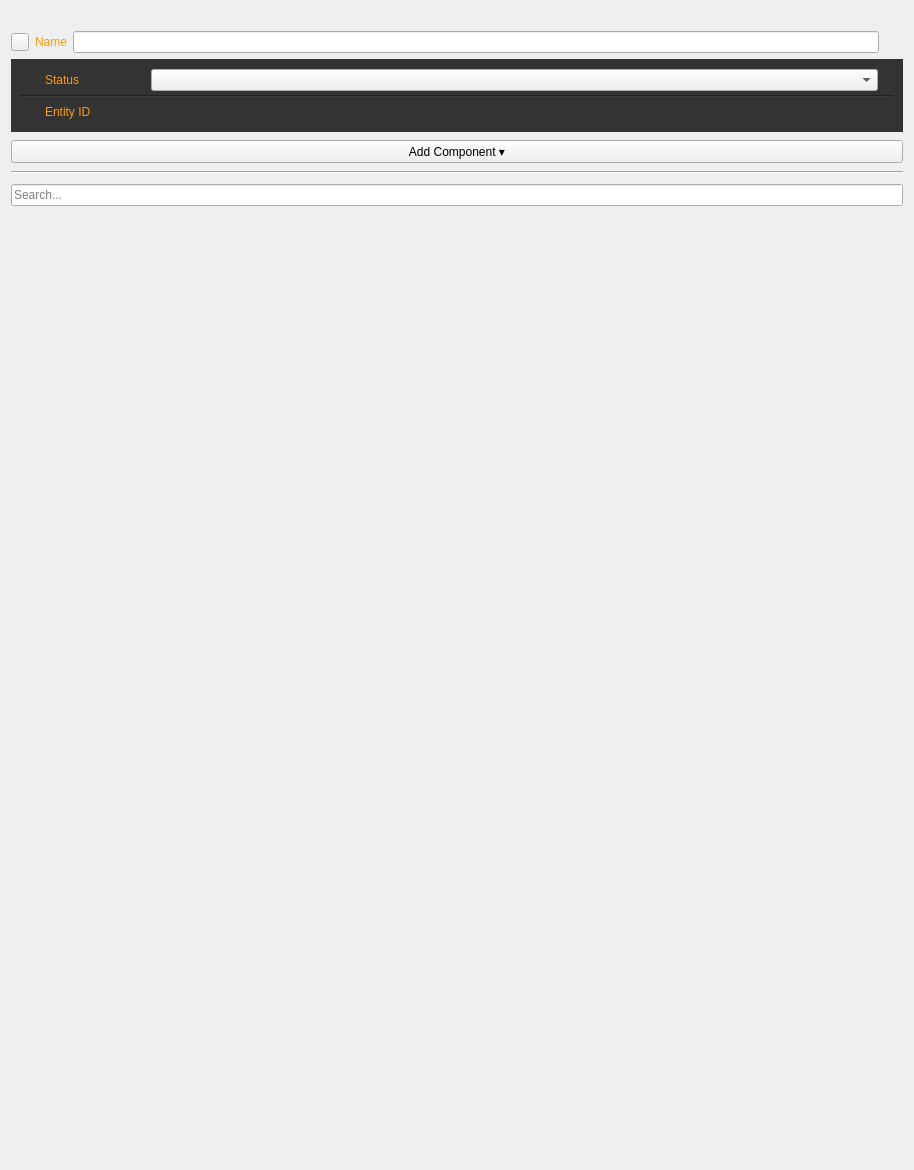
Above: Code/Framework/AzToolsFramework/AzToolsFramework/UI/PropertyEditor/EntityPropertyEditor.ui from o3de/o3de before the change. Below: the same form after it.
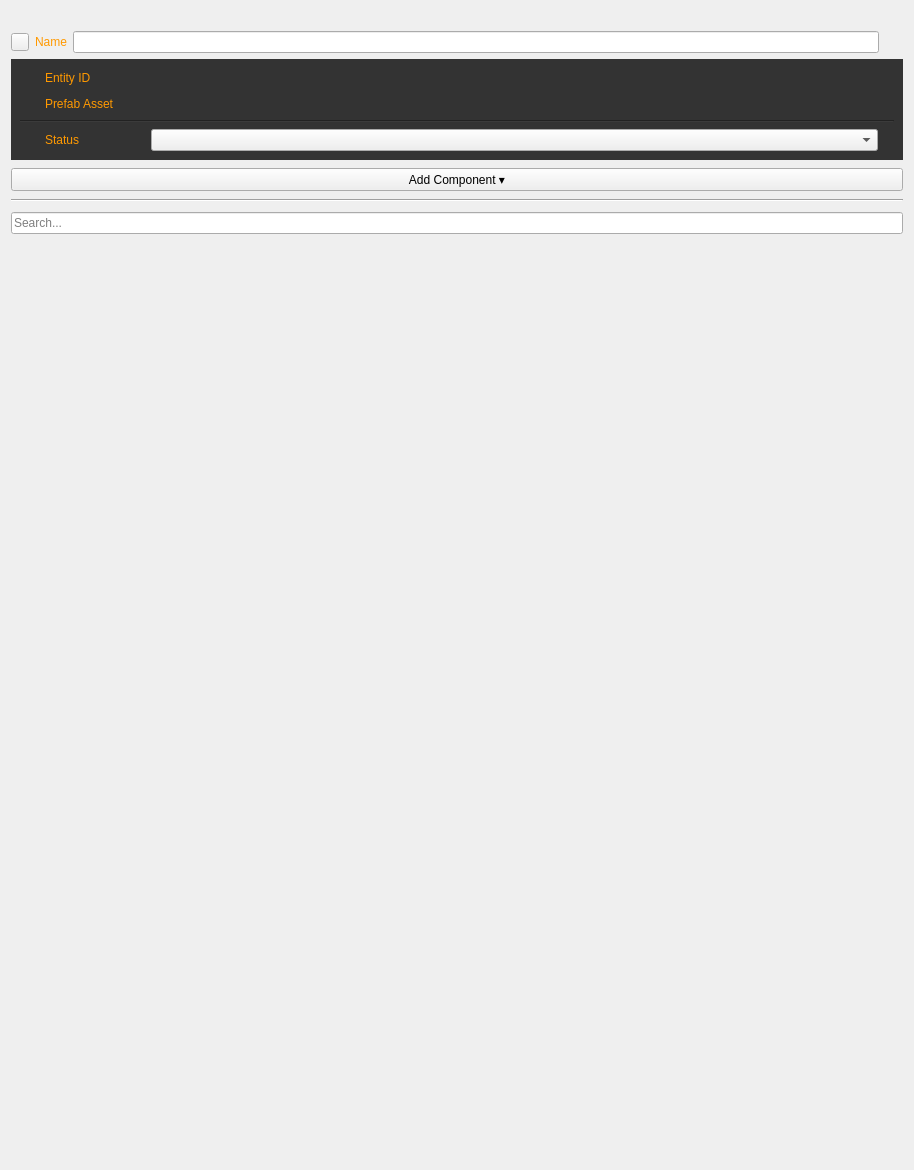
That is the form after the change. Icons and pictures are not drawn. Custom widgets are drawn as their Qt base class.

Commit message:
Prefabs themselves can be set as Editor Only.
Also fixes the UI for Editor Only mode, adds tooltip, and
makes it so you cannot add components to the prefab container
(it was previously supposed to be forbidden but you could
still accidentally add them with copy and paste/right click menu),

What changed in the file:
```diff
--- a/Code/Framework/AzToolsFramework/AzToolsFramework/UI/PropertyEditor/EntityPropertyEditor.ui
+++ b/Code/Framework/AzToolsFramework/AzToolsFramework/UI/PropertyEditor/EntityPropertyEditor.ui
@@ -194,21 +194,763 @@
       <string notr="true">QWidget#m_darkBox { background-color:rgb(51, 51, 51) }</string>
      </property>
      <layout class="QVBoxLayout" name="verticalLayout_4">
-      <property name="spacing">
-       <number>4</number>
-      </property>
+        <item>
+         <widget class="QWidget" name="m_entityIdWidget" native="true">
+          <property name="sizePolicy">
+           <sizepolicy hsizetype="Preferred" vsizetype="Preferred">
+            <horstretch>0</horstretch>
+            <verstretch>0</verstretch>
+           </sizepolicy>
+          </property>
+          <property name="minimumSize">
+           <size>
+            <width>0</width>
+            <height>0</height>
+           </size>
+          </property>
+          <layout class="QHBoxLayout" name="horizontalLayout_5">
       <property name="leftMargin">
-       <number>9</number>
+            <number>0</number>
       </property>
       <property name="topMargin">
-       <number>10</number>
+            <number>0</number>
       </property>
       <property name="rightMargin">
-       <number>9</number>
+            <number>0</number>
       </property>
       <property name="bottomMargin">
-       <number>10</number>
-      </property>
+            <number>0</number>
+           </property>
+           <item>
+            <spacer name="entityIdSpacer">
+             <property name="orientation">
+              <enum>Qt::Horizontal</enum>
+             </property>
+             <property name="sizeType">
+              <enum>QSizePolicy::Fixed</enum>
+             </property>
+             <property name="sizeHint" stdset="0">
+              <size>
+               <width>25</width>
+               <height>20</height>
+              </size>
+             </property>
+            </spacer>
+           </item>
+           <item>
+            <widget class="QLabel" name="m_entityIdLabel">
+             <property name="sizePolicy">
+              <sizepolicy hsizetype="Fixed" vsizetype="Preferred">
+               <horstretch>0</horstretch>
+               <verstretch>0</verstretch>
+              </sizepolicy>
+             </property>
+             <property name="minimumSize">
+              <size>
+               <width>100</width>
+               <height>0</height>
+              </size>
+             </property>
+             <property name="maximumSize">
+              <size>
+               <width>16777215</width>
+               <height>16777215</height>
+              </size>
+             </property>
+             <property name="palette">
+              <palette>
+               <active>
+                <colorrole role="WindowText">
+                 <brush brushstyle="SolidPattern">
+                  <color alpha="255">
+                   <red>255</red>
+                   <green>153</green>
+                   <blue>0</blue>
+                  </color>
+                 </brush>
+                </colorrole>
+                <colorrole role="Button">
+                 <brush brushstyle="SolidPattern">
+                  <color alpha="255">
+                   <red>51</red>
+                   <green>51</green>
+                   <blue>51</blue>
+                  </color>
+                 </brush>
+                </colorrole>
+                <colorrole role="Base">
+                 <brush brushstyle="SolidPattern">
+                  <color alpha="255">
+                   <red>51</red>
+                   <green>51</green>
+                   <blue>51</blue>
+                  </color>
+                 </brush>
+                </colorrole>
+                <colorrole role="Window">
+                 <brush brushstyle="SolidPattern">
+                  <color alpha="255">
+                   <red>51</red>
+                   <green>51</green>
+                   <blue>51</blue>
+                  </color>
+                 </brush>
+                </colorrole>
+               </active>
+               <inactive>
+                <colorrole role="WindowText">
+                 <brush brushstyle="SolidPattern">
+                  <color alpha="255">
+                   <red>255</red>
+                   <green>153</green>
+                   <blue>0</blue>
+                  </color>
+                 </brush>
+                </colorrole>
+                <colorrole role="Button">
+                 <brush brushstyle="SolidPattern">
+                  <color alpha="255">
+                   <red>51</red>
+                   <green>51</green>
+                   <blue>51</blue>
+                  </color>
+                 </brush>
+                </colorrole>
+                <colorrole role="Base">
+                 <brush brushstyle="SolidPattern">
+                  <color alpha="255">
+                   <red>51</red>
+                   <green>51</green>
+                   <blue>51</blue>
+                  </color>
+                 </brush>
+                </colorrole>
+                <colorrole role="Window">
+                 <brush brushstyle="SolidPattern">
+                  <color alpha="255">
+                   <red>51</red>
+                   <green>51</green>
+                   <blue>51</blue>
+                  </color>
+                 </brush>
+                </colorrole>
+               </inactive>
+               <disabled>
+                <colorrole role="WindowText">
+                 <brush brushstyle="SolidPattern">
+                  <color alpha="255">
+                   <red>120</red>
+                   <green>120</green>
+                   <blue>120</blue>
+                  </color>
+                 </brush>
+                </colorrole>
+                <colorrole role="Button">
+                 <brush brushstyle="SolidPattern">
+                  <color alpha="255">
+                   <red>51</red>
+                   <green>51</green>
+                   <blue>51</blue>
+                  </color>
+                 </brush>
+                </colorrole>
+                <colorrole role="Base">
+                 <brush brushstyle="SolidPattern">
+                  <color alpha="255">
+                   <red>51</red>
+                   <green>51</green>
+                   <blue>51</blue>
+                  </color>
+                 </brush>
+                </colorrole>
+                <colorrole role="Window">
+                 <brush brushstyle="SolidPattern">
+                  <color alpha="255">
+                   <red>51</red>
+                   <green>51</green>
+                   <blue>51</blue>
+                  </color>
+                 </brush>
+                </colorrole>
+               </disabled>
+              </palette>
+             </property>
+             <property name="toolTip">
+              <string>ID of entity selected.</string>
+             </property>
+             <property name="styleSheet">
+              <string notr="true">background-color:rgb(51, 51, 51)</string>
+             </property>
+             <property name="text">
+              <string>Entity ID</string>
+             </property>
+            </widget>
+           </item>
+           <item>
+            <widget class="QLabel" name="m_entityIdText">
+             <property name="sizePolicy">
+              <sizepolicy hsizetype="Preferred" vsizetype="Preferred">
+               <horstretch>1</horstretch>
+               <verstretch>0</verstretch>
+              </sizepolicy>
+             </property>
+             <property name="minimumSize">
+              <size>
+               <width>0</width>
+               <height>0</height>
+              </size>
+             </property>
+             <property name="maximumSize">
+              <size>
+               <width>16777215</width>
+               <height>16777215</height>
+              </size>
+             </property>
+             <property name="palette">
+              <palette>
+               <active>
+                <colorrole role="WindowText">
+                 <brush brushstyle="SolidPattern">
+                  <color alpha="255">
+                   <red>255</red>
+                   <green>153</green>
+                   <blue>0</blue>
+                  </color>
+                 </brush>
+                </colorrole>
+                <colorrole role="Button">
+                 <brush brushstyle="SolidPattern">
+                  <color alpha="255">
+                   <red>51</red>
+                   <green>51</green>
+                   <blue>51</blue>
+                  </color>
+                 </brush>
+                </colorrole>
+                <colorrole role="Base">
+                 <brush brushstyle="SolidPattern">
+                  <color alpha="255">
+                   <red>51</red>
+                   <green>51</green>
+                   <blue>51</blue>
+                  </color>
+                 </brush>
+                </colorrole>
+                <colorrole role="Window">
+                 <brush brushstyle="SolidPattern">
+                  <color alpha="255">
+                   <red>51</red>
+                   <green>51</green>
+                   <blue>51</blue>
+                  </color>
+                 </brush>
+                </colorrole>
+               </active>
+               <inactive>
+                <colorrole role="WindowText">
+                 <brush brushstyle="SolidPattern">
+                  <color alpha="255">
+                   <red>255</red>
+                   <green>153</green>
+                   <blue>0</blue>
+                  </color>
+                 </brush>
+                </colorrole>
+                <colorrole role="Button">
+                 <brush brushstyle="SolidPattern">
+                  <color alpha="255">
+                   <red>51</red>
+                   <green>51</green>
+                   <blue>51</blue>
+                  </color>
+                 </brush>
+                </colorrole>
+                <colorrole role="Base">
+                 <brush brushstyle="SolidPattern">
+                  <color alpha="255">
+                   <red>51</red>
+                   <green>51</green>
+                   <blue>51</blue>
+                  </color>
+                 </brush>
+                </colorrole>
+                <colorrole role="Window">
+                 <brush brushstyle="SolidPattern">
+                  <color alpha="255">
+                   <red>51</red>
+                   <green>51</green>
+                   <blue>51</blue>
+                  </color>
+                 </brush>
+                </colorrole>
+               </inactive>
+               <disabled>
+                <colorrole role="WindowText">
+                 <brush brushstyle="SolidPattern">
+                  <color alpha="255">
+                   <red>120</red>
+                   <green>120</green>
+                   <blue>120</blue>
+                  </color>
+                 </brush>
+                </colorrole>
+                <colorrole role="Button">
+                 <brush brushstyle="SolidPattern">
+                  <color alpha="255">
+                   <red>51</red>
+                   <green>51</green>
+                   <blue>51</blue>
+                  </color>
+                 </brush>
+                </colorrole>
+                <colorrole role="Base">
+                 <brush brushstyle="SolidPattern">
+                  <color alpha="255">
+                   <red>51</red>
+                   <green>51</green>
+                   <blue>51</blue>
+                  </color>
+                 </brush>
+                </colorrole>
+                <colorrole role="Window">
+                 <brush brushstyle="SolidPattern">
+                  <color alpha="255">
+                   <red>51</red>
+                   <green>51</green>
+                   <blue>51</blue>
+                  </color>
+                 </brush>
+                </colorrole>
+               </disabled>
+              </palette>
+             </property>
+             <property name="cursor">
+              <cursorShape>IBeamCursor</cursorShape>
+             </property>
+             <property name="contextMenuPolicy">
+              <enum>Qt::DefaultContextMenu</enum>
+             </property>
+             <property name="toolTip">
+              <string/>
+             </property>
+             <property name="styleSheet">
+              <string notr="true">background-color:rgb(51, 51, 51)</string>
+             </property>
+             <property name="text">
+              <string/>
+             </property>
+             <property name="textInteractionFlags">
+              <set>Qt::TextSelectableByMouse</set>
+             </property>
+            </widget>
+           </item>
+           <item>
+            <spacer name="horizontalSpacer_9">
+             <property name="orientation">
+              <enum>Qt::Horizontal</enum>
+             </property>
+             <property name="sizeType">
+              <enum>QSizePolicy::Fixed</enum>
+             </property>
+             <property name="sizeHint" stdset="0">
+              <size>
+               <width>16</width>
+               <height>20</height>
+              </size>
+             </property>
+            </spacer>
+           </item>
+          </layout>
+         </widget>
+        </item>
+        <item>
+         <widget class="QWidget" name="m_prefabContainerWidget" native="true">
+          <property name="sizePolicy">
+           <sizepolicy hsizetype="Preferred" vsizetype="Preferred">
+            <horstretch>0</horstretch>
+            <verstretch>0</verstretch>
+           </sizepolicy>
+          </property>
+          <property name="minimumSize">
+           <size>
+            <width>0</width>
+            <height>0</height>
+           </size>
+          </property>
+          <layout class="QHBoxLayout" name="horizontalLayout_7">
+           <property name="leftMargin">
+            <number>0</number>
+           </property>
+           <property name="topMargin">
+            <number>0</number>
+           </property>
+           <property name="rightMargin">
+            <number>0</number>
+           </property>
+           <property name="bottomMargin">
+            <number>0</number>
+           </property>
+           <item>
+            <spacer name="entityIdSpacer_3">
+             <property name="orientation">
+              <enum>Qt::Horizontal</enum>
+             </property>
+             <property name="sizeType">
+              <enum>QSizePolicy::Fixed</enum>
+             </property>
+             <property name="sizeHint" stdset="0">
+              <size>
+               <width>25</width>
+               <height>20</height>
+              </size>
+             </property>
+            </spacer>
+           </item>
+           <item>
+            <widget class="QLabel" name="m_prefabContainerLabel">
+             <property name="sizePolicy">
+              <sizepolicy hsizetype="Fixed" vsizetype="Preferred">
+               <horstretch>0</horstretch>
+               <verstretch>0</verstretch>
+              </sizepolicy>
+             </property>
+             <property name="minimumSize">
+              <size>
+               <width>100</width>
+               <height>0</height>
+              </size>
+             </property>
+             <property name="maximumSize">
+              <size>
+               <width>16777215</width>
+               <height>16777215</height>
+              </size>
+             </property>
+             <property name="palette">
+              <palette>
+               <active>
+                <colorrole role="WindowText">
+                 <brush brushstyle="SolidPattern">
+                  <color alpha="255">
+                   <red>255</red>
+                   <green>153</green>
+                   <blue>0</blue>
+                  </color>
+                 </brush>
+                </colorrole>
+                <colorrole role="Button">
+                 <brush brushstyle="SolidPattern">
+                  <color alpha="255">
+                   <red>51</red>
+                   <green>51</green>
+                   <blue>51</blue>
+                  </color>
+                 </brush>
+                </colorrole>
+                <colorrole role="Base">
+                 <brush brushstyle="SolidPattern">
+                  <color alpha="255">
+                   <red>51</red>
+                   <green>51</green>
+                   <blue>51</blue>
+                  </color>
+                 </brush>
+                </colorrole>
+                <colorrole role="Window">
+                 <brush brushstyle="SolidPattern">
+                  <color alpha="255">
+                   <red>51</red>
+                   <green>51</green>
+                   <blue>51</blue>
+                  </color>
+                 </brush>
+                </colorrole>
+               </active>
+               <inactive>
+                <colorrole role="WindowText">
+                 <brush brushstyle="SolidPattern">
+                  <color alpha="255">
+                   <red>255</red>
+                   <green>153</green>
+                   <blue>0</blue>
+                  </color>
+                 </brush>
+                </colorrole>
+                <colorrole role="Button">
+                 <brush brushstyle="SolidPattern">
+                  <color alpha="255">
+                   <red>51</red>
+                   <green>51</green>
+                   <blue>51</blue>
+                  </color>
+                 </brush>
+                </colorrole>
+                <colorrole role="Base">
+                 <brush brushstyle="SolidPattern">
+                  <color alpha="255">
+                   <red>51</red>
+                   <green>51</green>
+                   <blue>51</blue>
+                  </color>
+                 </brush>
+                </colorrole>
+                <colorrole role="Window">
+                 <brush brushstyle="SolidPattern">
+                  <color alpha="255">
+                   <red>51</red>
+                   <green>51</green>
+                   <blue>51</blue>
+                  </color>
+                 </brush>
+                </colorrole>
+               </inactive>
+               <disabled>
+                <colorrole role="WindowText">
+                 <brush brushstyle="SolidPattern">
+                  <color alpha="255">
+                   <red>120</red>
+                   <green>120</green>
+                   <blue>120</blue>
+                  </color>
+                 </brush>
+                </colorrole>
+                <colorrole role="Button">
+                 <brush brushstyle="SolidPattern">
+                  <color alpha="255">
+                   <red>51</red>
+                   <green>51</green>
+                   <blue>51</blue>
+                  </color>
+                 </brush>
+                </colorrole>
+                <colorrole role="Base">
+                 <brush brushstyle="SolidPattern">
+                  <color alpha="255">
+                   <red>51</red>
+                   <green>51</green>
+                   <blue>51</blue>
+                  </color>
+                 </brush>
+                </colorrole>
+                <colorrole role="Window">
+                 <brush brushstyle="SolidPattern">
+                  <color alpha="255">
+                   <red>51</red>
+                   <green>51</green>
+                   <blue>51</blue>
+                  </color>
+                 </brush>
+                </colorrole>
+               </disabled>
+              </palette>
+             </property>
+             <property name="toolTip">
+              <string>Prefab Asset File Used for This Prefab</string>
+             </property>
+             <property name="styleSheet">
+              <string notr="true">background-color:rgb(51, 51, 51)</string>
+             </property>
+             <property name="text">
+              <string>Prefab Asset</string>
+             </property>
+            </widget>
+           </item>
+           <item>
+            <widget class="QLabel" name="m_prefabContainerText">
+             <property name="sizePolicy">
+              <sizepolicy hsizetype="Preferred" vsizetype="Preferred">
+               <horstretch>1</horstretch>
+               <verstretch>0</verstretch>
+              </sizepolicy>
+             </property>
+             <property name="minimumSize">
+              <size>
+               <width>0</width>
+               <height>0</height>
+              </size>
+             </property>
+             <property name="maximumSize">
+              <size>
+               <width>16777215</width>
+               <height>16777215</height>
+              </size>
+             </property>
+             <property name="palette">
+              <palette>
+               <active>
+                <colorrole role="WindowText">
+                 <brush brushstyle="SolidPattern">
+                  <color alpha="255">
+                   <red>255</red>
+                   <green>153</green>
+                   <blue>0</blue>
+                  </color>
+                 </brush>
+                </colorrole>
+                <colorrole role="Button">
+                 <brush brushstyle="SolidPattern">
+                  <color alpha="255">
+                   <red>51</red>
+                   <green>51</green>
+                   <blue>51</blue>
+                  </color>
+                 </brush>
+                </colorrole>
+                <colorrole role="Base">
+                 <brush brushstyle="SolidPattern">
+                  <color alpha="255">
+                   <red>51</red>
+                   <green>51</green>
+                   <blue>51</blue>
+                  </color>
+                 </brush>
+                </colorrole>
+                <colorrole role="Window">
+                 <brush brushstyle="SolidPattern">
+                  <color alpha="255">
+                   <red>51</red>
+                   <green>51</green>
+                   <blue>51</blue>
+                  </color>
+                 </brush>
+                </colorrole>
+               </active>
+               <inactive>
+                <colorrole role="WindowText">
+                 <brush brushstyle="SolidPattern">
+                  <color alpha="255">
+                   <red>255</red>
+                   <green>153</green>
+                   <blue>0</blue>
+                  </color>
+                 </brush>
+                </colorrole>
+                <colorrole role="Button">
+                 <brush brushstyle="SolidPattern">
+                  <color alpha="255">
+                   <red>51</red>
+                   <green>51</green>
+                   <blue>51</blue>
+                  </color>
+                 </brush>
+                </colorrole>
+                <colorrole role="Base">
+                 <brush brushstyle="SolidPattern">
+                  <color alpha="255">
+                   <red>51</red>
+                   <green>51</green>
+                   <blue>51</blue>
+                  </color>
+                 </brush>
+                </colorrole>
+                <colorrole role="Window">
+                 <brush brushstyle="SolidPattern">
+                  <color alpha="255">
+                   <red>51</red>
+                   <green>51</green>
+                   <blue>51</blue>
+                  </color>
+                 </brush>
+                </colorrole>
+               </inactive>
+               <disabled>
+                <colorrole role="WindowText">
+                 <brush brushstyle="SolidPattern">
+                  <color alpha="255">
+                   <red>120</red>
+                   <green>120</green>
+                   <blue>120</blue>
+                  </color>
+                 </brush>
+                </colorrole>
+                <colorrole role="Button">
+                 <brush brushstyle="SolidPattern">
+                  <color alpha="255">
+                   <red>51</red>
+                   <green>51</green>
+                   <blue>51</blue>
+                  </color>
+                 </brush>
+                </colorrole>
+                <colorrole role="Base">
+                 <brush brushstyle="SolidPattern">
+                  <color alpha="255">
+                   <red>51</red>
+                   <green>51</green>
+                   <blue>51</blue>
+                  </color>
+                 </brush>
+                </colorrole>
+                <colorrole role="Window">
+                 <brush brushstyle="SolidPattern">
+                  <color alpha="255">
+                   <red>51</red>
+                   <green>51</green>
+                   <blue>51</blue>
+                  </color>
+                 </brush>
+                </colorrole>
+               </disabled>
+              </palette>
+             </property>
+             <property name="cursor">
+              <cursorShape>IBeamCursor</cursorShape>
+             </property>
+             <property name="contextMenuPolicy">
+              <enum>Qt::DefaultContextMenu</enum>
+             </property>
+             <property name="toolTip">
+              <string/>
+             </property>
+             <property name="styleSheet">
+              <string notr="true">background-color:rgb(51, 51, 51)</string>
+             </property>
+             <property name="text">
+              <string/>
+             </property>
+             <property name="textInteractionFlags">
+              <set>Qt::TextSelectableByMouse</set>
+             </property>
+            </widget>
+           </item>
+           <item>
+            <spacer name="horizontalSpacer_11">
+             <property name="orientation">
+              <enum>Qt::Horizontal</enum>
+             </property>
+             <property name="sizeType">
+              <enum>QSizePolicy::Fixed</enum>
+             </property>
+             <property name="sizeHint" stdset="0">
+              <size>
+               <width>16</width>
+               <height>20</height>
+              </size>
+             </property>
+            </spacer>
+           </item>
+          </layout>
+         </widget>
+        </item>
+        <item>
+         <widget class="Line" name="line_2">
+          <property name="sizePolicy">
+           <sizepolicy hsizetype="Minimum" vsizetype="Preferred">
+            <horstretch>0</horstretch>
+            <verstretch>0</verstretch>
+           </sizepolicy>
+          </property>
+          <property name="styleSheet">
+           <string notr="true">background-color:rgb(51, 51, 51)</string>
+          </property>
+          <property name="frameShadow">
+           <enum>QFrame::Sunken</enum>
+          </property>
+          <property name="orientation">
+           <enum>Qt::Horizontal</enum>
+          </property>
+         </widget>
+        </item>
       <item>
        <widget class="QWidget" name="m_statusWidget" native="true">
         <property name="sizePolicy">
@@ -430,394 +1172,6 @@
         </layout>
        </widget>
       </item>
-      <item>
-       <widget class="Line" name="line_2">
-        <property name="sizePolicy">
-         <sizepolicy hsizetype="Minimum" vsizetype="Preferred">
-          <horstretch>0</horstretch>
-          <verstretch>0</verstretch>
-         </sizepolicy>
-        </property>
-        <property name="frameShadow">
-         <enum>QFrame::Sunken</enum>
-        </property>
-        <property name="orientation">
-         <enum>Qt::Horizontal</enum>
-        </property>
-        <property name="styleSheet">
-         <string notr="true">background-color:rgb(51, 51, 51)</string>
-        </property>
-       </widget>
-      </item>
-      <item>
-       <widget class="QWidget" name="m_entityIdWidget" native="true">
-        <property name="sizePolicy">
-         <sizepolicy hsizetype="Preferred" vsizetype="Preferred">
-          <horstretch>0</horstretch>
-          <verstretch>0</verstretch>
-         </sizepolicy>
-        </property>
-        <property name="minimumSize">
-         <size>
-          <width>0</width>
-          <height>0</height>
-         </size>
-        </property>
-        <layout class="QHBoxLayout" name="horizontalLayout_5">
-         <property name="leftMargin">
-          <number>0</number>
-         </property>
-         <property name="topMargin">
-          <number>0</number>
-         </property>
-         <property name="rightMargin">
-          <number>0</number>
-         </property>
-         <property name="bottomMargin">
-          <number>0</number>
-         </property>
-         <item>
-          <spacer name="entityIdSpacer">
-           <property name="orientation">
-            <enum>Qt::Horizontal</enum>
-           </property>
-           <property name="sizeType">
-            <enum>QSizePolicy::Fixed</enum>
-           </property>
-           <property name="sizeHint" stdset="0">
-            <size>
-             <width>25</width>
-             <height>20</height>
-            </size>
-           </property>
-          </spacer>
-         </item>
-         <item>
-          <widget class="QLabel" name="m_entityIdLabel">
-           <property name="sizePolicy">
-            <sizepolicy hsizetype="Fixed" vsizetype="Preferred">
-             <horstretch>0</horstretch>
-             <verstretch>0</verstretch>
-            </sizepolicy>
-           </property>
-           <property name="minimumSize">
-            <size>
-             <width>100</width>
-             <height>0</height>
-            </size>
-           </property>
-           <property name="maximumSize">
-            <size>
-             <width>16777215</width>
-             <height>16777215</height>
-            </size>
-           </property>
-           <property name="palette">
-            <palette>
-             <active>
-              <colorrole role="WindowText">
-               <brush brushstyle="SolidPattern">
-                <color alpha="255">
-                 <red>255</red>
-                 <green>153</green>
-                 <blue>0</blue>
-                </color>
-               </brush>
-              </colorrole>
-              <colorrole role="Button">
-               <brush brushstyle="SolidPattern">
-                <color alpha="255">
-                 <red>51</red>
-                 <green>51</green>
-                 <blue>51</blue>
-                </color>
-               </brush>
-              </colorrole>
-              <colorrole role="Base">
-               <brush brushstyle="SolidPattern">
-                <color alpha="255">
-                 <red>51</red>
-                 <green>51</green>
-                 <blue>51</blue>
-                </color>
-               </brush>
-              </colorrole>
-              <colorrole role="Window">
-               <brush brushstyle="SolidPattern">
-                <color alpha="255">
-                 <red>51</red>
-                 <green>51</green>
-                 <blue>51</blue>
-                </color>
-               </brush>
-              </colorrole>
-             </active>
-             <inactive>
-              <colorrole role="WindowText">
-               <brush brushstyle="SolidPattern">
-                <color alpha="255">
-                 <red>255</red>
-                 <green>153</green>
-                 <blue>0</blue>
-                </color>
-               </brush>
-              </colorrole>
-              <colorrole role="Button">
-               <brush brushstyle="SolidPattern">
-                <color alpha="255">
-                 <red>51</red>
-                 <green>51</green>
-                 <blue>51</blue>
-                </color>
-               </brush>
-              </colorrole>
-              <colorrole role="Base">
-               <brush brushstyle="SolidPattern">
-                <color alpha="255">
-                 <red>51</red>
-                 <green>51</green>
-                 <blue>51</blue>
-                </color>
-               </brush>
-              </colorrole>
-              <colorrole role="Window">
-               <brush brushstyle="SolidPattern">
-                <color alpha="255">
-                 <red>51</red>
-                 <green>51</green>
-                 <blue>51</blue>
-                </color>
-               </brush>
-              </colorrole>
-             </inactive>
-             <disabled>
-              <colorrole role="WindowText">
-               <brush brushstyle="SolidPattern">
-                <color alpha="255">
-                 <red>120</red>
-                 <green>120</green>
-                 <blue>120</blue>
-                </color>
-               </brush>
-              </colorrole>
-              <colorrole role="Button">
-               <brush brushstyle="SolidPattern">
-                <color alpha="255">
-                 <red>51</red>
-                 <green>51</green>
-                 <blue>51</blue>
-                </color>
-               </brush>
-              </colorrole>
-              <colorrole role="Base">
-               <brush brushstyle="SolidPattern">
-                <color alpha="255">
-                 <red>51</red>
-                 <green>51</green>
-                 <blue>51</blue>
-                </color>
-               </brush>
-              </colorrole>
-              <colorrole role="Window">
-               <brush brushstyle="SolidPattern">
-                <color alpha="255">
-                 <red>51</red>
-                 <green>51</green>
-                 <blue>51</blue>
-                </color>
-               </brush>
-              </colorrole>
-             </disabled>
-            </palette>
-           </property>
-           <property name="toolTip">
-            <string>ID of entity selected.</string>
-           </property>
-           <property name="styleSheet">
-            <string notr="true">background-color:rgb(51, 51, 51)</string>
-           </property>
-           <property name="text">
-            <string>Entity ID</string>
-           </property>
-          </widget>
-         </item>
-         <item>
-          <widget class="QLabel" name="m_entityIdText">
-           <property name="sizePolicy">
-            <sizepolicy hsizetype="Preferred" vsizetype="Preferred">
-             <horstretch>1</horstretch>
-             <verstretch>0</verstretch>
-            </sizepolicy>
-           </property>
-           <property name="minimumSize">
-            <size>
-             <width>0</width>
-             <height>0</height>
-            </size>
-           </property>
-           <property name="maximumSize">
-            <size>
-             <width>16777215</width>
-             <height>16777215</height>
-            </size>
-           </property>
-           <property name="palette">
-            <palette>
-             <active>
-              <colorrole role="WindowText">
-               <brush brushstyle="SolidPattern">
-                <color alpha="255">
-                 <red>255</red>
-                 <green>153</green>
-                 <blue>0</blue>
-                </color>
-               </brush>
-              </colorrole>
-              <colorrole role="Button">
-               <brush brushstyle="SolidPattern">
-                <color alpha="255">
-                 <red>51</red>
-                 <green>51</green>
-                 <blue>51</blue>
-                </color>
-               </brush>
-              </colorrole>
-              <colorrole role="Base">
-               <brush brushstyle="SolidPattern">
-                <color alpha="255">
-                 <red>51</red>
-                 <green>51</green>
-                 <blue>51</blue>
-                </color>
-               </brush>
-              </colorrole>
-              <colorrole role="Window">
-               <brush brushstyle="SolidPattern">
-                <color alpha="255">
-                 <red>51</red>
-                 <green>51</green>
-                 <blue>51</blue>
-                </color>
-               </brush>
-              </colorrole>
-             </active>
-             <inactive>
-              <colorrole role="WindowText">
-               <brush brushstyle="SolidPattern">
-                <color alpha="255">
-                 <red>255</red>
-                 <green>153</green>
-                 <blue>0</blue>
-                </color>
-               </brush>
-              </colorrole>
-              <colorrole role="Button">
-               <brush brushstyle="SolidPattern">
-                <color alpha="255">
-                 <red>51</red>
-                 <green>51</green>
-                 <blue>51</blue>
-                </color>
-               </brush>
-              </colorrole>
-              <colorrole role="Base">
-               <brush brushstyle="SolidPattern">
-                <color alpha="255">
-                 <red>51</red>
-                 <green>51</green>
-                 <blue>51</blue>
-                </color>
-               </brush>
-              </colorrole>
-              <colorrole role="Window">
-               <brush brushstyle="SolidPattern">
-                <color alpha="255">
-                 <red>51</red>
-                 <green>51</green>
-                 <blue>51</blue>
-                </color>
-               </brush>
-              </colorrole>
-             </inactive>
-             <disabled>
-              <colorrole role="WindowText">
-               <brush brushstyle="SolidPattern">
-                <color alpha="255">
-                 <red>120</red>
-                 <green>120</green>
-                 <blue>120</blue>
-                </color>
-               </brush>
-              </colorrole>
-              <colorrole role="Button">
-               <brush brushstyle="SolidPattern">
-                <color alpha="255">
-                 <red>51</red>
-                 <green>51</green>
-                 <blue>51</blue>
-                </color>
-               </brush>
-              </colorrole>
-              <colorrole role="Base">
-               <brush brushstyle="SolidPattern">
-                <color alpha="255">
-                 <red>51</red>
-                 <green>51</green>
-                 <blue>51</blue>
-                </color>
-               </brush>
-              </colorrole>
-              <colorrole role="Window">
-               <brush brushstyle="SolidPattern">
-                <color alpha="255">
-                 <red>51</red>
-                 <green>51</green>
-                 <blue>51</blue>
-                </color>
-               </brush>
-              </colorrole>
-             </disabled>
-            </palette>
-           </property>
-           <property name="cursor">
-            <cursorShape>IBeamCursor</cursorShape>
-           </property>
-           <property name="contextMenuPolicy">
-            <enum>Qt::DefaultContextMenu</enum>
-           </property>
-           <property name="toolTip">
-            <string/>
-           </property>
-           <property name="styleSheet">
-            <string notr="true">background-color:rgb(51, 51, 51)</string>
-           </property>
-           <property name="text">
-            <string/>
-           </property>
-           <property name="textInteractionFlags">
-            <set>Qt::TextSelectableByMouse</set>
-           </property>
-          </widget>
-         </item>
-         <item>
-          <spacer name="horizontalSpacer_9">
-           <property name="orientation">
-            <enum>Qt::Horizontal</enum>
-           </property>
-           <property name="sizeType">
-            <enum>QSizePolicy::Fixed</enum>
-           </property>
-           <property name="sizeHint" stdset="0">
-            <size>
-             <width>16</width>
-             <height>20</height>
-            </size>
-           </property>
-          </spacer>
-         </item>
-        </layout>
-       </widget>
-      </item>
      </layout>
     </widget>
    </item>
@@ -891,7 +1245,7 @@
         <x>0</x>
         <y>0</y>
           <width>894</width>
-          <height>885</height>
+          <height>902</height>
        </rect>
       </property>
       <property name="sizePolicy">
```
Left out of the diff: 15 changed lines with no effect on the pictures. Lines whose indentation alone changed are shown as unchanged. The commit also changes 2 other files.
